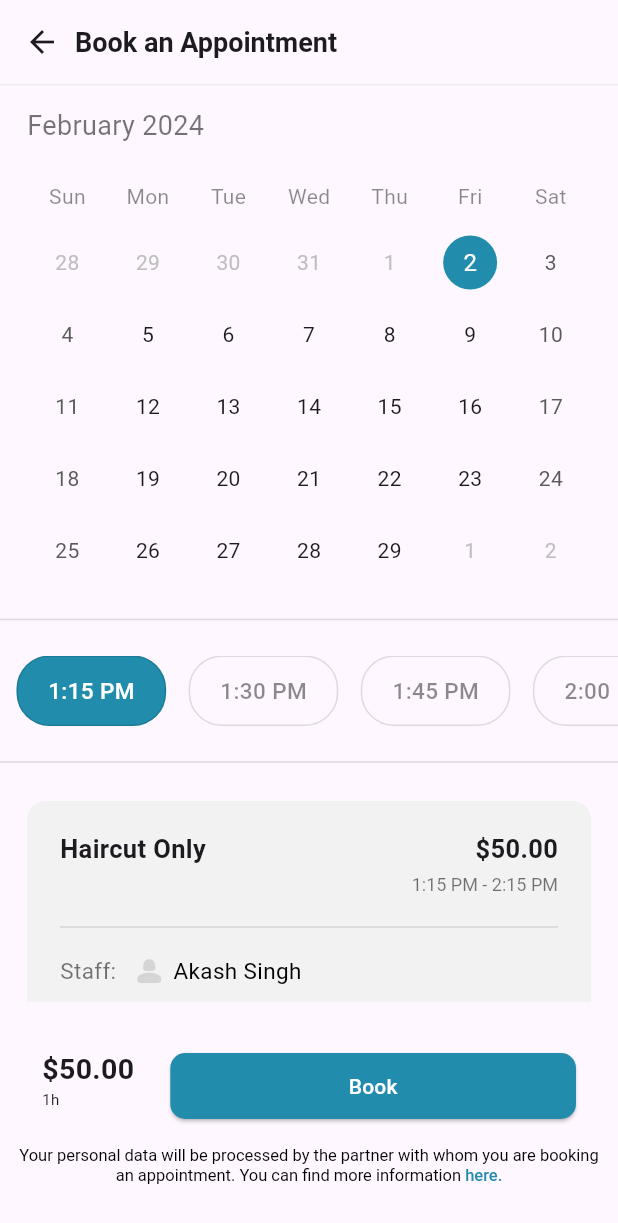
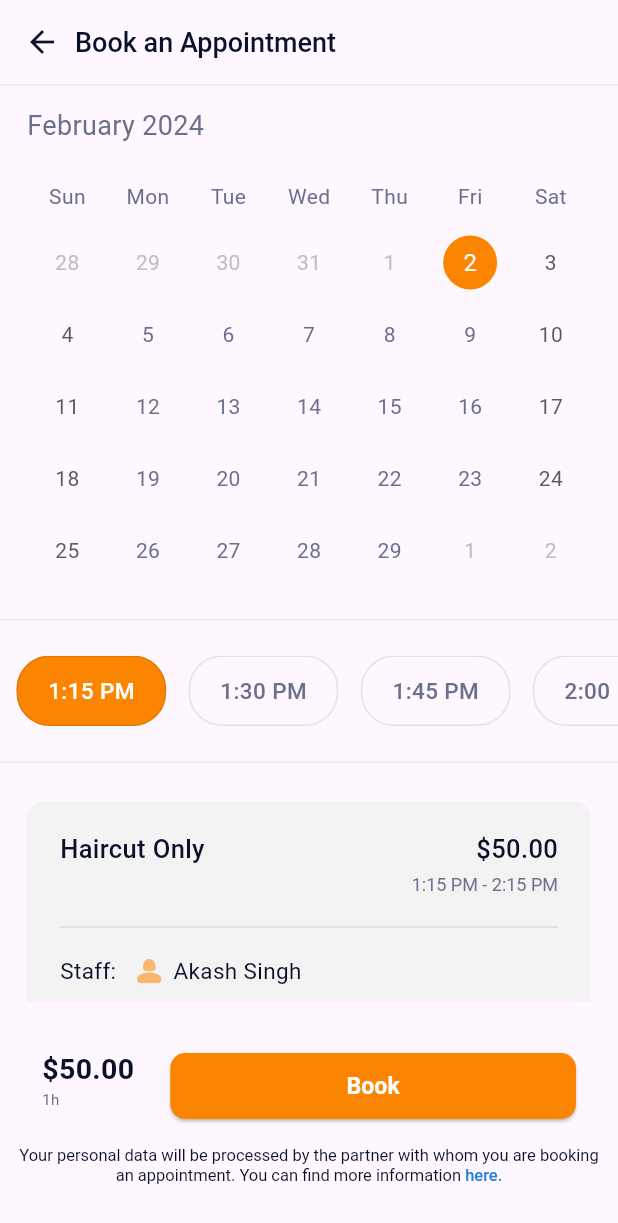
Before and after one commit to akash-singh8/flutterDev, a Flutter app: the screen it shows after launch, after a tap on "Book an Appointment", on a phone screen of 412 x 824 dp. Shown: the top 1223 px of the screen. Run offline on Flutter 3.47's test engine with Material 3 defaults, Android fonts, the phone set to English and light mode, and no system bars; drawn by our look-alikes of table_calendar.

Commit message:
update: color palette

```diff
--- a/lib/appointment.dart
+++ b/lib/appointment.dart
@@ -1,3 +1,4 @@
+import "package:appointment/helpers/colors.dart";
 import 'package:flutter/material.dart';
 import 'footer.dart';
 import "summary.dart";
@@ -19,11 +20,15 @@ class Appointment extends StatelessWidget {
           child: const Row(
             crossAxisAlignment: CrossAxisAlignment.center,
             children: [
-              Icon(Icons.arrow_back),
+              Icon(Icons.arrow_back, color: AppColors.darkBlue),
               SizedBox(width: 10),
               Text(
                 "Book an Appointment",
-                style: TextStyle(fontWeight: FontWeight.bold, fontSize: 18),
+                style: TextStyle(
+                  fontWeight: FontWeight.w500,
+                  fontSize: 18,
+                  color: AppColors.darkBlue,
+                ),
               ),
             ],
           ),
--- a/lib/calendar.dart
+++ b/lib/calendar.dart
@@ -1,5 +1,6 @@
 import 'package:flutter/material.dart';
 import 'package:table_calendar/table_calendar.dart';
+import "package:appointment/helpers/colors.dart";
 
 class Calendar extends StatefulWidget {
   const Calendar({super.key});
@@ -50,7 +51,10 @@ class _CalendarState extends State<Calendar> {
         children: [
           Text(
             "$month $year",
-            style: const TextStyle(fontSize: 18, color: Colors.black54),
+            style: const TextStyle(
+              fontSize: 18,
+              color: AppColors.grey,
+            ),
           ),
           const SizedBox(height: 14),
           TableCalendar(
@@ -60,21 +64,19 @@ class _CalendarState extends State<Calendar> {
             daysOfWeekHeight: 40,
             headerVisible: false,
             daysOfWeekStyle: const DaysOfWeekStyle(
-                weekdayStyle: TextStyle(color: Colors.black45),
-                weekendStyle: TextStyle(color: Colors.black45)),
+                weekdayStyle: TextStyle(color: AppColors.grey),
+                weekendStyle: TextStyle(color: AppColors.grey)),
             selectedDayPredicate: (day) => isSameDay(day, today),
             calendarStyle: const CalendarStyle(
-              // Customize the decoration for the selected day
               selectedDecoration: BoxDecoration(
-                color: Color(0xFF218CAC), // Set the color for the selected day
-                shape: BoxShape.circle, // Shape of the decoration
-              ),
-              // Optionally, customize the decoration for today if you want to differentiate it from the selected day
-              todayDecoration: BoxDecoration(
-                color: Color.fromARGB(
-                    120, 33, 140, 172), // Set the color for the selected day
+                color: AppColors.orange,
                 shape: BoxShape.circle,
               ),
+              todayDecoration: BoxDecoration(
+                color: AppColors.lightOrange,
+                shape: BoxShape.circle,
+              ),
+              defaultTextStyle: TextStyle(color: AppColors.grey),
             ),
             firstDay: DateTime.now(),
             lastDay: DateTime.utc(today.year, today.month,
--- a/lib/footer.dart
+++ b/lib/footer.dart
@@ -1,4 +1,5 @@
 import "package:flutter/material.dart";
+import "package:appointment/helpers/colors.dart";
 
 class Footer extends StatelessWidget {
   const Footer({super.key});
@@ -23,13 +24,15 @@ class Footer extends StatelessWidget {
                       Text(
                         '\$50.00',
                         style: TextStyle(
+                            color: AppColors.darkBlue,
                             fontWeight: FontWeight.bold,
                             fontSize: 19,
                             height: 1),
                       ),
                       Text(
                         "1h",
-                        style: TextStyle(fontSize: 10, height: 2.2),
+                        style: TextStyle(
+                            fontSize: 10, height: 2.2, color: AppColors.grey),
                         textAlign: TextAlign.left,
                       ),
                     ],
@@ -64,8 +67,10 @@ class Button extends StatelessWidget {
             // Your button action here
           },
           style: ElevatedButton.styleFrom(
-            backgroundColor: Color(0xFF218CAC), // Background color
-            foregroundColor: Colors.white, // Text color
+            backgroundColor: AppColors.orange, // Background color
+            foregroundColor: AppColors.white, // Text color
+            textStyle:
+                const TextStyle(fontSize: 15.4, fontWeight: FontWeight.w600),
             shape: RoundedRectangleBorder(
               borderRadius: BorderRadius.circular(10.0), // Button border radius
             ),
@@ -88,7 +93,7 @@ class BottomText extends StatelessWidget {
         style: TextStyle(
           // Default style for the whole text
           fontSize: 11,
-          color: Colors.black, // Default text color
+          color: AppColors.darkBlue, // Default text color
         ),
         children: <TextSpan>[
           TextSpan(
@@ -98,7 +103,7 @@ class BottomText extends StatelessWidget {
           TextSpan(
             text: 'here.',
             style: TextStyle(
-                color: Color(0xFF218CAC),
+                color: AppColors.skyblue,
                 fontWeight: FontWeight.w500), // Style for 'here'
           ),
         ],
--- /dev/null
+++ b/lib/helpers/colors.dart
@@ -0,0 +1,43 @@
+import 'package:flutter/material.dart';
+
+///A class containing all of the colors used in the app
+class AppColors {
+  ///The main dark color, used in place of black
+  static const darkBlue = Color(0xFF0A1128);
+
+  ///The main light color, used in place of white
+  static const white = Color(0xFFFFFFFF);
+
+  ///The main grey, used mostly for disabled text
+  static const grey = Color(0xFF6C708D);
+
+  ///A darker grey, used for disabled buttons
+  static const darkGrey = Color(0xFF555555);
+
+  ///The main highlight color, used for buttons and other interactive elements
+  static const orange = Color(0xFFFB8500);
+
+  ///A lighter orage used as the background color for current date on calendar
+  static const lightOrange = Color.fromARGB(140, 255, 136, 0);
+
+  ///A lighter grey, used as the background color on certain screens, or the background of elements on other screens
+  static const lightGrey = Color(0xFFF3F3F3);
+
+  ///A lighter grey used as the background color for certain search bars
+  static const brightGrey = Color(0xFFFAFAFA);
+
+  ///The main red, used for buttons with destructive actions
+  static const red = Color(0xFFD80032);
+
+  ///A light grey used to outline certain elements
+  static const greyOutline = Color(0xFFD1D1D1);
+
+  ///A blue used on the user page for the Logout button
+  static const skyblue = Color(0xFF2082DC);
+
+  ///A light translucent grey used for some shadows
+  static const lightShadow = Color(0x18595959);
+
+  ///A dark translucent grey used for some shadows
+  static const heavyShadow = Color(0x18000000);
+}
--- a/lib/summary.dart
+++ b/lib/summary.dart
@@ -1,3 +1,4 @@
+import "package:appointment/helpers/colors.dart";
 import "package:flutter/material.dart";
 
 class Summary extends StatelessWidget {
@@ -9,7 +10,7 @@ class Summary extends StatelessWidget {
       padding: const EdgeInsets.symmetric(horizontal: 22, vertical: 20),
       margin: const EdgeInsets.fromLTRB(18, 18, 18, 4),
       decoration: BoxDecoration(
-        color: const Color.fromARGB(255, 242, 242, 242),
+        color: AppColors.lightGrey,
         borderRadius: BorderRadius.circular(12), // Add border radius
       ),
       child: const Column(
@@ -20,22 +21,29 @@ class Summary extends StatelessWidget {
               children: [
                 Text(
                   "Haircut Only",
-                  style: TextStyle(fontWeight: FontWeight.bold, fontSize: 17),
+                  style: TextStyle(
+                    fontWeight: FontWeight.w500,
+                    fontSize: 17,
+                    color: AppColors.darkBlue,
+                  ),
                 ),
                 Column(
                   crossAxisAlignment: CrossAxisAlignment.end,
                   children: [
                     Text(
                       "\$50.00",
-                      style:
-                          TextStyle(fontWeight: FontWeight.bold, fontSize: 17),
+                      style: TextStyle(
+                        fontWeight: FontWeight.w500,
+                        fontSize: 17,
+                        color: AppColors.darkBlue,
+                      ),
                     ),
                     Text(
                       "1:15 PM - 2:15 PM",
                       style: TextStyle(
                           fontWeight: FontWeight.w400,
                           fontSize: 12,
-                          color: Colors.black54,
+                          color: AppColors.grey,
                           letterSpacing: 0,
                           height: 1.9),
                     )
@@ -44,19 +52,19 @@ class Summary extends StatelessWidget {
               ]),
           SizedBox(height: 9),
           Divider(
-            color: Colors.black12,
+            color: AppColors.heavyShadow,
             thickness: 1,
           ),
           SizedBox(height: 9),
           Row(
             children: [
               Text("Staff:",
-                  style: TextStyle(color: Colors.black54, fontSize: 15)),
+                  style: TextStyle(color: AppColors.darkBlue, fontSize: 15)),
               SizedBox(width: 10),
-              Icon(Icons.person_2_rounded, color: Colors.black12),
+              Icon(Icons.person_2_rounded, color: AppColors.lightOrange),
               SizedBox(width: 4),
               Text("Akash Singh",
-                  style: TextStyle(color: Colors.black, fontSize: 15))
+                  style: TextStyle(color: AppColors.darkBlue, fontSize: 15))
             ],
           )
         ],
@@ -75,7 +83,7 @@ class AddServiceButton extends StatelessWidget {
       child: TextButton(
         style: TextButton.styleFrom(
           backgroundColor: Colors.transparent,
-          foregroundColor: Color(0xFF218CAC),
+          foregroundColor: AppColors.orange,
         ),
         onPressed: () {
           // Your button tap action here
--- a/lib/timeline.dart
+++ b/lib/timeline.dart
@@ -1,4 +1,5 @@
 import 'package:flutter/material.dart';
+import "package:appointment/helpers/colors.dart";
 
 class Timeline extends StatefulWidget {
   const Timeline({super.key});
@@ -21,7 +22,7 @@ class _TimelineState extends State<Timeline> {
     return Column(
       children: [
         const Divider(
-          color: Colors.black12,
+          color: AppColors.lightShadow,
           thickness: 1,
         ),
         Container(
@@ -72,7 +73,7 @@ class _TimelineState extends State<Timeline> {
           ),
         ),
         const Divider(
-          color: Colors.black12,
+          color: AppColors.lightShadow,
           thickness: 1,
         ),
       ],
@@ -101,8 +102,8 @@ class Time extends StatelessWidget {
       child: Container(
         padding: const EdgeInsets.symmetric(vertical: 12, horizontal: 20),
         decoration: BoxDecoration(
-          color: isSelected ? const Color(0xFF218CAC) : Colors.transparent,
-          border: Border.all(color: Colors.black12),
+          color: isSelected ? AppColors.orange : Colors.transparent,
+          border: Border.all(color: AppColors.heavyShadow),
           borderRadius: BorderRadius.circular(22),
         ),
         child: Text(
@@ -110,7 +111,7 @@ class Time extends StatelessWidget {
           style: TextStyle(
             fontWeight: FontWeight.w500,
             fontSize: 15,
-            color: isSelected ? Colors.white : Colors.black45,
+            color: isSelected ? Colors.white : AppColors.grey,
           ),
         ),
       ),
```
